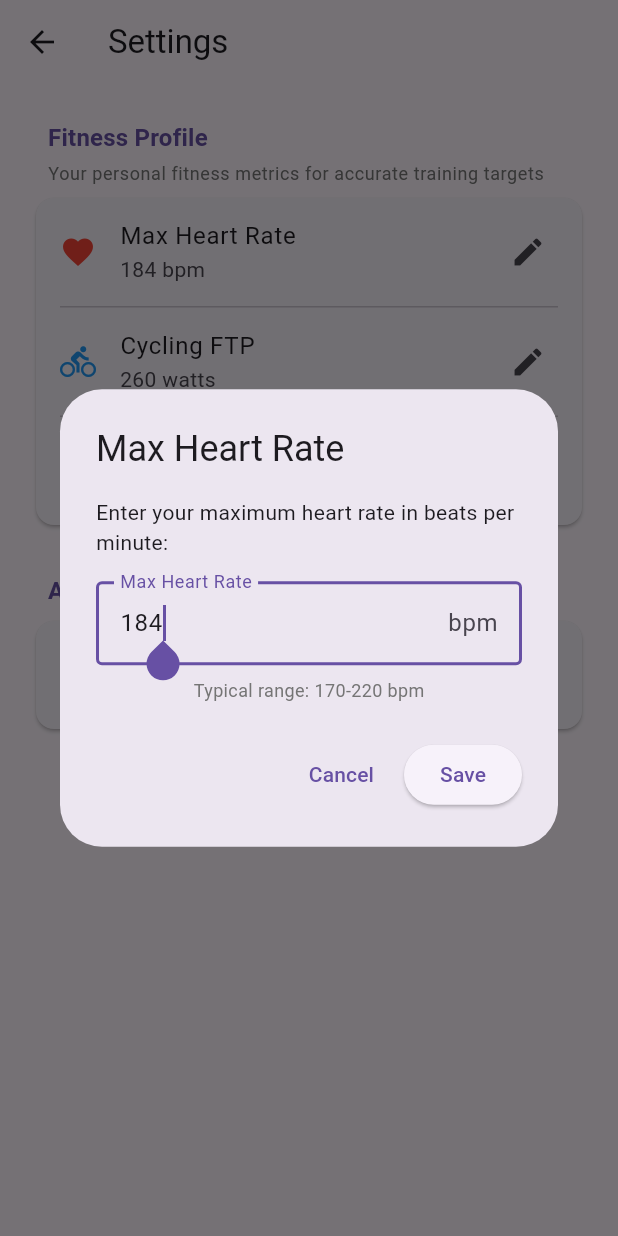
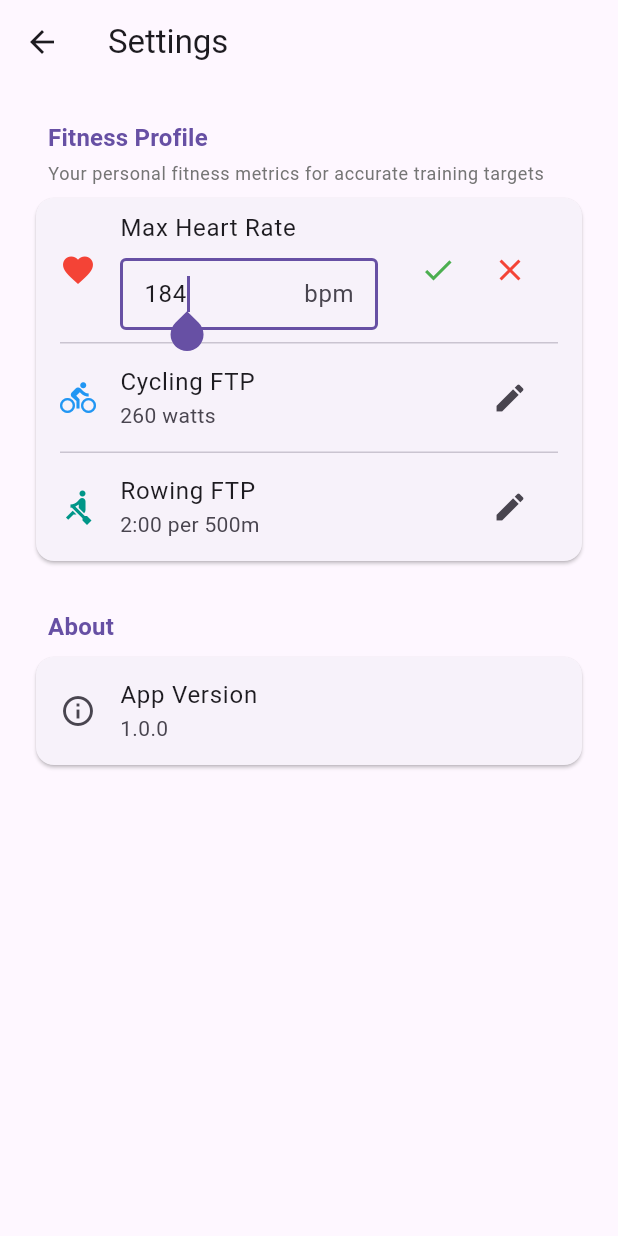
Before and after one commit to iliuta/ftms, a Flutter app: the SettingsPage screen opened directly, after a tap on "Max Heart Rate", on a phone screen of 412 x 824 dp. Run offline on Flutter 3.47's test engine with Material 3 defaults, Android fonts, the phone set to English and light mode, and no system bars; our stand-ins replace app_links, device_info_plus, flutter_blue_plus, flutter_secure_storage, logger, permission_handler and 2 more; missing offline and left inert: fit_tool, flutter_ftms; accounts and stored records are empty; statements that could not run were skipped.

Commit message:
user preferences fix

```diff
--- a/lib/features/settings/widgets/user_preferences_section.dart
+++ b/lib/features/settings/widgets/user_preferences_section.dart
@@ -4,7 +4,7 @@ import '../model/user_settings.dart';
 import 'settings_section.dart';
 
 /// Widget for editing user fitness preferences
-class UserPreferencesSection extends StatelessWidget {
+class UserPreferencesSection extends StatefulWidget {
   final UserSettings userSettings;
   final ValueChanged<UserSettings> onChanged;
 
@@ -15,82 +15,224 @@ class UserPreferencesSection extends StatelessWidget {
   });
 
   @override
+  State<UserPreferencesSection> createState() => _UserPreferencesSectionState();
+}
+
+class _UserPreferencesSectionState extends State<UserPreferencesSection> {
+  String? _editingField;
+  late TextEditingController _maxHeartRateController;
+  late TextEditingController _cyclingFtpController;
+  late TextEditingController _rowingFtpController;
+
+  @override
+  void initState() {
+    super.initState();
+    _maxHeartRateController = TextEditingController(text: widget.userSettings.maxHeartRate.toString());
+    _cyclingFtpController = TextEditingController(text: widget.userSettings.cyclingFtp.toString());
+    _rowingFtpController = TextEditingController(text: widget.userSettings.rowingFtp);
+  }
+
+  @override
+  void didUpdateWidget(UserPreferencesSection oldWidget) {
+    super.didUpdateWidget(oldWidget);
+    if (oldWidget.userSettings != widget.userSettings) {
+      _maxHeartRateController.text = widget.userSettings.maxHeartRate.toString();
+      _cyclingFtpController.text = widget.userSettings.cyclingFtp.toString();
+      _rowingFtpController.text = widget.userSettings.rowingFtp;
+    }
+  }
+
+  @override
+  void dispose() {
+    _maxHeartRateController.dispose();
+    _cyclingFtpController.dispose();
+    _rowingFtpController.dispose();
+    super.dispose();
+  }
+
+  @override
   Widget build(BuildContext context) {
     return SettingsSection(
       title: 'Fitness Profile',
       subtitle: 'Your personal fitness metrics for accurate training targets',
       children: [
-        ListTile(
-          leading: const Icon(Icons.favorite, color: Colors.red),
-          title: const Text('Max Heart Rate'),
-          subtitle: Text('${userSettings.maxHeartRate} bpm'),
-          trailing: const Icon(Icons.edit),
-          onTap: () => _editMaxHeartRate(context),
-        ),
-        ListTile(
-          leading: const Icon(Icons.directions_bike, color: Colors.blue),
-          title: const Text('Cycling FTP'),
-          subtitle: Text('${userSettings.cyclingFtp} watts'),
-          trailing: const Icon(Icons.edit),
-          onTap: () => _editCyclingFtp(context),
-        ),
-        ListTile(
-          leading: const Icon(Icons.rowing, color: Colors.teal),
-          title: const Text('Rowing FTP'),
-          subtitle: Text('${userSettings.rowingFtp} per 500m'),
-          trailing: const Icon(Icons.edit),
-          onTap: () => _editRowingFtp(context),
-        ),
+        _buildMaxHeartRateField(),
+        _buildCyclingFtpField(),
+        _buildRowingFtpField(),
       ],
     );
   }
 
-  Future<void> _editMaxHeartRate(BuildContext context) async {
-    final controller = TextEditingController(text: userSettings.maxHeartRate.toString());
+  Widget _buildMaxHeartRateField() {
+    final isEditing = _editingField == 'maxHeartRate';
 
-    final result = await showDialog<int>(
-      context: context,
-      builder: (context) => AlertDialog(
+    return ListTile(
+      leading: const Icon(Icons.favorite, color: Colors.red),
       title: const Text('Max Heart Rate'),
-        content: Column(
-          mainAxisSize: MainAxisSize.min,
-          children: [
-            const Text('Enter your maximum heart rate in beats per minute:'),
-            const SizedBox(height: 16),
-            TextField(
-              controller: controller,
+      subtitle: isEditing
+          ? Padding(
+              padding: const EdgeInsets.only(top: 8.0),
+              child: TextField(
+                controller: _maxHeartRateController,
                 keyboardType: TextInputType.number,
                 inputFormatters: [
                   FilteringTextInputFormatter.digitsOnly,
                   LengthLimitingTextInputFormatter(3),
                 ],
                 decoration: const InputDecoration(
-                labelText: 'Max Heart Rate',
+                  hintText: 'Enter heart rate',
                   suffixText: 'bpm',
                   border: OutlineInputBorder(),
+                  isDense: true,
                 ),
                 autofocus: true,
+                onSubmitted: (value) => _saveMaxHeartRate(),
               ),
-            const SizedBox(height: 8),
-            Text(
-              'Typical range: 170-220 bpm',
-              style: TextStyle(
-                fontSize: 12,
-                color: Colors.grey[600],
+            )
+          : Text('${widget.userSettings.maxHeartRate} bpm'),
+      trailing: isEditing
+          ? Row(
+              mainAxisSize: MainAxisSize.min,
+              children: [
+                IconButton(
+                  icon: const Icon(Icons.check, color: Colors.green),
+                  onPressed: _saveMaxHeartRate,
                 ),
+                IconButton(
+                  icon: const Icon(Icons.close, color: Colors.red),
+                  onPressed: _cancelEditing,
                 ),
               ],
+            )
+          : IconButton(
+              icon: const Icon(Icons.edit),
+              onPressed: () => _startEditing('maxHeartRate'),
             ),
-        actions: [
-          TextButton(
-            onPressed: () => Navigator.of(context).pop(),
-            child: const Text('Cancel'),
+      onTap: isEditing ? null : () => _startEditing('maxHeartRate'),
+    );
+  }
+
+  Widget _buildCyclingFtpField() {
+    final isEditing = _editingField == 'cyclingFtp';
+
+    return ListTile(
+      leading: const Icon(Icons.directions_bike, color: Colors.blue),
+      title: const Text('Cycling FTP'),
+      subtitle: isEditing
+          ? Padding(
+              padding: const EdgeInsets.only(top: 8.0),
+              child: TextField(
+                controller: _cyclingFtpController,
+                keyboardType: TextInputType.number,
+                inputFormatters: [
+                  FilteringTextInputFormatter.digitsOnly,
+                  LengthLimitingTextInputFormatter(4),
+                ],
+                decoration: const InputDecoration(
+                  hintText: 'Enter FTP',
+                  suffixText: 'watts',
+                  border: OutlineInputBorder(),
+                  isDense: true,
                 ),
-          ElevatedButton(
-            onPressed: () {
-              final value = int.tryParse(controller.text);
+                autofocus: true,
+                onSubmitted: (value) => _saveCyclingFtp(),
+              ),
+            )
+          : Text('${widget.userSettings.cyclingFtp} watts'),
+      trailing: isEditing
+          ? Row(
+              mainAxisSize: MainAxisSize.min,
+              children: [
+                IconButton(
+                  icon: const Icon(Icons.check, color: Colors.green),
+                  onPressed: _saveCyclingFtp,
+                ),
+                IconButton(
+                  icon: const Icon(Icons.close, color: Colors.red),
+                  onPressed: _cancelEditing,
+                ),
+              ],
+            )
+          : IconButton(
+              icon: const Icon(Icons.edit),
+              onPressed: () => _startEditing('cyclingFtp'),
+            ),
+      onTap: isEditing ? null : () => _startEditing('cyclingFtp'),
+    );
+  }
+
+  Widget _buildRowingFtpField() {
+    final isEditing = _editingField == 'rowingFtp';
+
+    return ListTile(
+      leading: const Icon(Icons.rowing, color: Colors.teal),
+      title: const Text('Rowing FTP'),
+      subtitle: isEditing
+          ? Padding(
+              padding: const EdgeInsets.only(top: 8.0),
+              child: TextField(
+                controller: _rowingFtpController,
+                decoration: const InputDecoration(
+                  hintText: 'Enter time (M:SS)',
+                  suffixText: 'per 500m',
+                  border: OutlineInputBorder(),
+                  isDense: true,
+                ),
+                autofocus: true,
+                onSubmitted: (value) => _saveRowingFtp(),
+              ),
+            )
+          : Text('${widget.userSettings.rowingFtp} per 500m'),
+      trailing: isEditing
+          ? Row(
+              mainAxisSize: MainAxisSize.min,
+              children: [
+                IconButton(
+                  icon: const Icon(Icons.check, color: Colors.green),
+                  onPressed: _saveRowingFtp,
+                ),
+                IconButton(
+                  icon: const Icon(Icons.close, color: Colors.red),
+                  onPressed: _cancelEditing,
+                ),
+              ],
+            )
+          : IconButton(
+              icon: const Icon(Icons.edit),
+              onPressed: () => _startEditing('rowingFtp'),
+            ),
+      onTap: isEditing ? null : () => _startEditing('rowingFtp'),
+    );
+  }
+
+  void _startEditing(String field) {
+    setState(() {
+      _editingField = field;
+    });
+  }
+
+  void _cancelEditing() {
+    setState(() {
+      _editingField = null;
+    });
+    // Reset controllers to original values
+    _maxHeartRateController.text = widget.userSettings.maxHeartRate.toString();
+    _cyclingFtpController.text = widget.userSettings.cyclingFtp.toString();
+    _rowingFtpController.text = widget.userSettings.rowingFtp;
+  }
+
+  void _saveMaxHeartRate() {
+    final value = int.tryParse(_maxHeartRateController.text);
     if (value != null && value >= 120 && value <= 250) {
-                Navigator.of(context).pop(value);
+      widget.onChanged(UserSettings(
+        maxHeartRate: value,
+        cyclingFtp: widget.userSettings.cyclingFtp,
+        rowingFtp: widget.userSettings.rowingFtp,
+      ));
+      HapticFeedback.lightImpact();
+      setState(() {
+        _editingField = null;
+      });
     } else {
       ScaffoldMessenger.of(context).showSnackBar(
         const SnackBar(
@@ -98,69 +240,20 @@ class UserPreferencesSection extends StatelessWidget {
         ),
       );
     }
-            },
-            child: const Text('Save'),
-          ),
-        ],
-      ),
-    );
-
-    if (result != null) {
-      HapticFeedback.lightImpact();
-      onChanged(UserSettings(
-        maxHeartRate: result,
-        cyclingFtp: userSettings.cyclingFtp,
-        rowingFtp: userSettings.rowingFtp,
-      ));
-    }
   }
 
-  Future<void> _editCyclingFtp(BuildContext context) async {
-    final controller = TextEditingController(text: userSettings.cyclingFtp.toString());
-
-    final result = await showDialog<int>(
-      context: context,
-      builder: (context) => AlertDialog(
-        title: const Text('Cycling FTP'),
-        content: Column(
-          mainAxisSize: MainAxisSize.min,
-          children: [
-            const Text('Enter your Functional Threshold Power for cycling:'),
-            const SizedBox(height: 16),
-            TextField(
-              controller: controller,
-              keyboardType: TextInputType.number,
-              inputFormatters: [
-                FilteringTextInputFormatter.digitsOnly,
-                LengthLimitingTextInputFormatter(4),
-              ],
-              decoration: const InputDecoration(
-                labelText: 'Cycling FTP',
-                suffixText: 'watts',
-                border: OutlineInputBorder(),
-              ),
-              autofocus: true,
-            ),
-            const SizedBox(height: 8),
-            Text(
-              'Typical range: 100-500 watts',
-              style: TextStyle(
-                fontSize: 12,
-                color: Colors.grey[600],
-              ),
-            ),
-          ],
-        ),
-        actions: [
-          TextButton(
-            onPressed: () => Navigator.of(context).pop(),
-            child: const Text('Cancel'),
-          ),
-          ElevatedButton(
-            onPressed: () {
-              final value = int.tryParse(controller.text);
+  void _saveCyclingFtp() {
+    final value = int.tryParse(_cyclingFtpController.text);
     if (value != null && value >= 50 && value <= 1000) {
-                Navigator.of(context).pop(value);
+      widget.onChanged(UserSettings(
+        maxHeartRate: widget.userSettings.maxHeartRate,
+        cyclingFtp: value,
+        rowingFtp: widget.userSettings.rowingFtp,
+      ));
+      HapticFeedback.lightImpact();
+      setState(() {
+        _editingField = null;
+      });
     } else {
       ScaffoldMessenger.of(context).showSnackBar(
         const SnackBar(
@@ -168,86 +261,26 @@ class UserPreferencesSection extends StatelessWidget {
         ),
       );
     }
-            },
-            child: const Text('Save'),
-          ),
-        ],
-      ),
-    );
-
-    if (result != null) {
-      HapticFeedback.lightImpact();
-      onChanged(UserSettings(
-        maxHeartRate: userSettings.maxHeartRate,
-        cyclingFtp: result,
-        rowingFtp: userSettings.rowingFtp,
-      ));
-    }
   }
 
-  Future<void> _editRowingFtp(BuildContext context) async {
-    final controller = TextEditingController(text: userSettings.rowingFtp);
-
-    final result = await showDialog<String>(
-      context: context,
-      builder: (context) => AlertDialog(
-        title: const Text('Rowing FTP'),
-        content: Column(
-          mainAxisSize: MainAxisSize.min,
-          children: [
-            const Text('Enter your 500m split time for rowing FTP:'),
-            const SizedBox(height: 16),
-            TextField(
-              controller: controller,
-              decoration: const InputDecoration(
-                labelText: 'Rowing FTP',
-                hintText: '2:00',
-                suffixText: 'per 500m',
-                border: OutlineInputBorder(),
-              ),
-              autofocus: true,
-            ),
-            const SizedBox(height: 8),
-            Text(
-              'Format: M:SS (e.g., 1:45 or 2:20)',
-              style: TextStyle(
-                fontSize: 12,
-                color: Colors.grey[600],
-              ),
-            ),
-          ],
-        ),
-        actions: [
-          TextButton(
-            onPressed: () => Navigator.of(context).pop(),
-            child: const Text('Cancel'),
-          ),
-          ElevatedButton(
-            onPressed: () {
-              final value = controller.text.trim();
+  void _saveRowingFtp() {
+    final value = _rowingFtpController.text.trim();
     if (_isValidRowingTime(value)) {
-                Navigator.of(context).pop(value);
+      widget.onChanged(UserSettings(
+        maxHeartRate: widget.userSettings.maxHeartRate,
+        cyclingFtp: widget.userSettings.cyclingFtp,
+        rowingFtp: value,
+      ));
+      HapticFeedback.lightImpact();
+      setState(() {
+        _editingField = null;
+      });
     } else {
       ScaffoldMessenger.of(context).showSnackBar(
         const SnackBar(
           content: Text('Please enter a valid time format (M:SS)'),
         ),
       );
-              }
-            },
-            child: const Text('Save'),
-          ),
-        ],
-      ),
-    );
-
-    if (result != null) {
-      HapticFeedback.lightImpact();
-      onChanged(UserSettings(
-        maxHeartRate: userSettings.maxHeartRate,
-        cyclingFtp: userSettings.cyclingFtp,
-        rowingFtp: result,
-      ));
     }
   }
 
```
Lines whose indentation alone changed are shown as unchanged.
